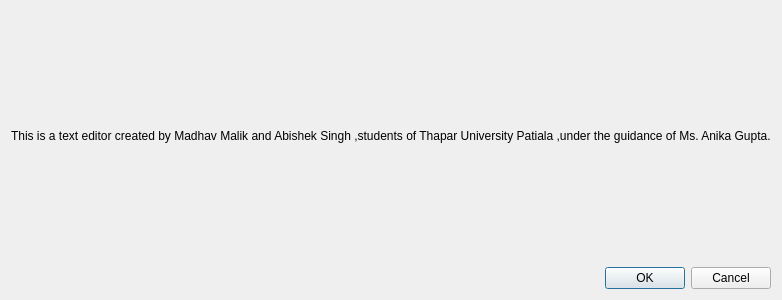
Qt form dialog.ui (abhising10p14/Texty) before a commit.
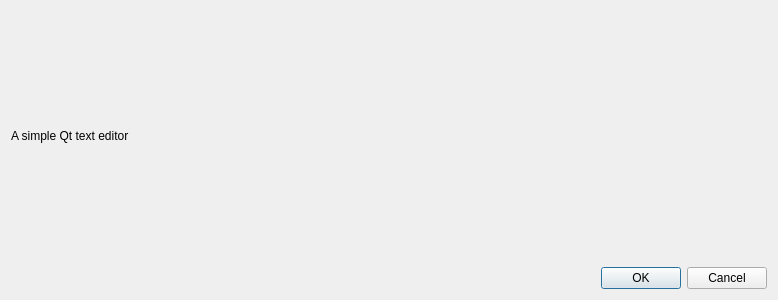
The same form after that commit.

```diff
--- a/dialog.ui
+++ b/dialog.ui
@@ -17,7 +17,7 @@
    <item>
     <widget class="QLabel" name="label">
      <property name="text">
-      <string>&lt;html&gt;&lt;head/&gt;&lt;body&gt;&lt;p&gt;This is a text editor created by Madhav Malik and Abishek Singh ,students of Thapar University Patiala ,under the guidance of Ms. Anika Gupta.&lt;/p&gt;&lt;/body&gt;&lt;/html&gt;</string>
+      <string>&lt;html&gt;&lt;head/&gt;&lt;body&gt;&lt;p&gt;A simple Qt text editor&lt;/p&gt;&lt;/body&gt;&lt;/html&gt;</string>
      </property>
     </widget>
    </item>
```
